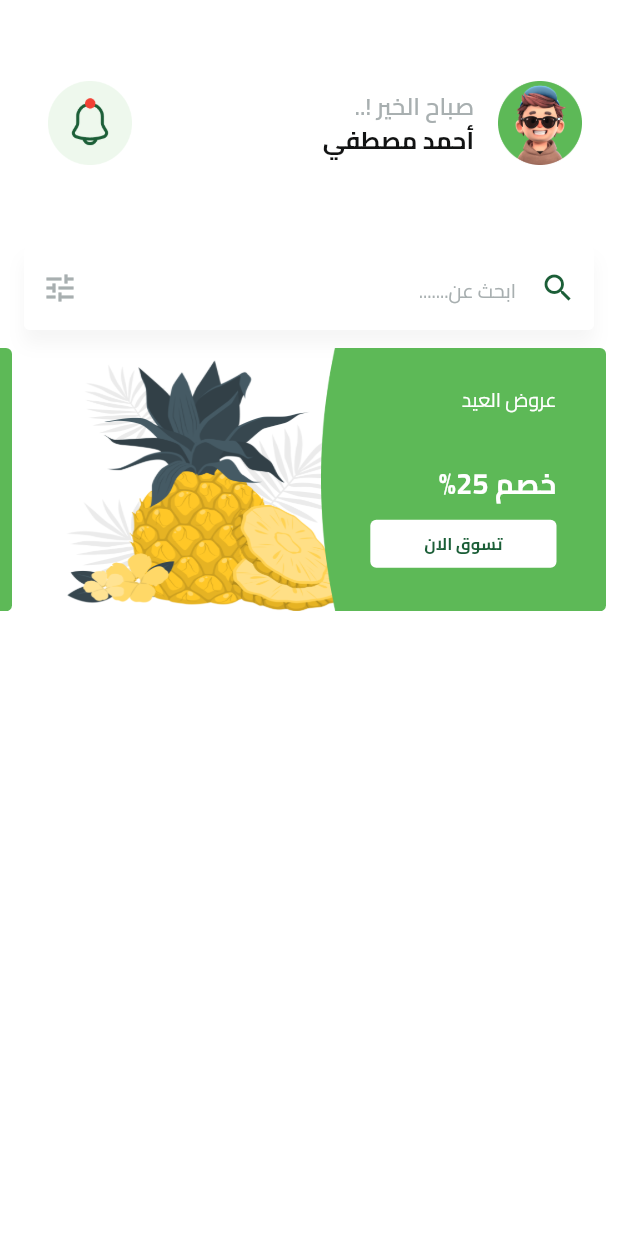
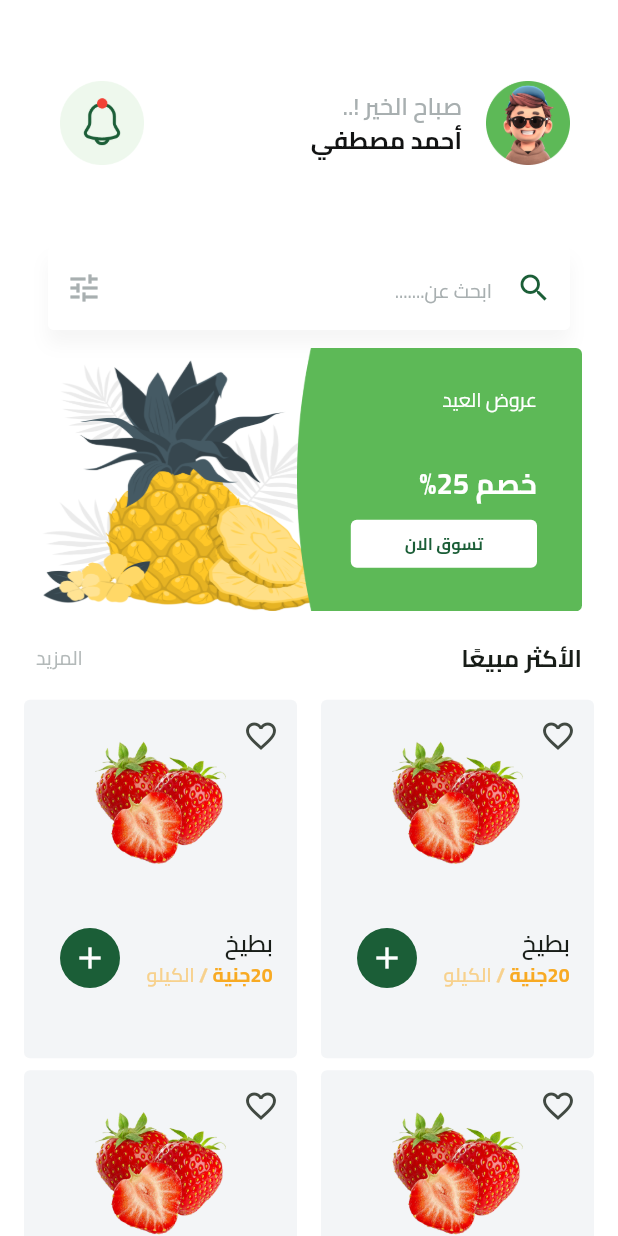
Before and after one commit to IbrahimMahmoud2023/fruits_hub, a Flutter app: the HomeView screen opened by its route, on a phone screen of 412 x 824 dp. Run offline on Flutter 3.47's test engine with Material 3 defaults, Android fonts, the phone set to English and light mode, and no system bars; our stand-ins replace cloud_firestore, dartz, dots_indicator, firebase_auth, firebase_core, flutter_bloc and 5 more; missing offline and left inert: flutter_facebook_auth; accounts and stored records are empty.

Commit message:
finish beast seller grad view

```diff
--- a/lib/core/utils/app_colors.dart
+++ b/lib/core/utils/app_colors.dart
@@ -4,4 +4,5 @@ abstract class AppColors {
   static const Color primaryColor = Color(0xFF1B5E37);
   static const Color lightPrimaryColor = Color(0xFF2D9F5D);
   static const Color secondaryColor = Color(0xFFF8AA23);
+  static const Color lightSecondaryColor = Color(0xFFF7D18D);
 }
--- /dev/null
+++ b/lib/core/widgets/fruit_item.dart
@@ -0,0 +1,71 @@
+import 'package:flutter/material.dart';
+import 'package:fruits_ecommerec/core/utils/app_colors.dart';
+import 'package:fruits_ecommerec/core/utils/app_style_text.dart';
+import 'package:fruits_ecommerec/core/utils/assets.dart';
+
+class FruitItem extends StatelessWidget {
+  const FruitItem({super.key});
+
+  @override
+  Widget build(BuildContext context) {
+    return Container(
+      decoration: BoxDecoration(
+        color: Color(0xFFF3F5F7),
+        borderRadius: BorderRadius.circular(4),
+      ),
+      child: Stack(
+        children: [
+          Positioned(
+            top: 0,
+            right: 0,
+            child: IconButton(
+              onPressed: () {},
+              icon: Icon(Icons.favorite_border_outlined),
+            ),
+          ),
+
+          Positioned.fill(
+            child: Column(
+              children: [
+                SizedBox(height: 20),
+                Image.asset(Assets.imagesTestImag, width: 100),
+                SizedBox(height: 24),
+                ListTile(
+                  title: Text('بطيخ', style: AppTextStyles.semibold16),
+                  subtitle: Text.rich(
+                    TextSpan(
+                      children: [
+                        TextSpan(
+                          text: '20جنية',
+                          style: AppTextStyles.bold13.copyWith(
+                            color: AppColors.secondaryColor,
+                          ),
+                        ),
+                        TextSpan(
+                          text: ' / ',
+                          style: AppTextStyles.bold13.copyWith(
+                            color: AppColors.lightSecondaryColor,
+                          ),
+                        ),
+                        TextSpan(
+                          text: 'الكيلو',
+                          style: AppTextStyles.semibold13.copyWith(
+                            color: AppColors.lightSecondaryColor,
+                          ),
+                        ),
+                      ],
+                    ),
+                  ),
+                  trailing: CircleAvatar(
+                    backgroundColor: AppColors.primaryColor,
+                    child: Icon(Icons.add, color: Colors.white),
+                  ),
+                ),
+              ],
+            ),
+          ),
+        ],
+      ),
+    );
+  }
+}
--- /dev/null
+++ b/lib/features/home_view/presentation/views/widgets/best_selling_grad_view.dart
@@ -0,0 +1,23 @@
+import 'package:flutter/cupertino.dart';
+
+import '../../../../../core/widgets/fruit_item.dart';
+
+class BestSellingGradView extends StatelessWidget {
+  const BestSellingGradView({super.key});
+
+  @override
+  Widget build(BuildContext context) {
+    return SliverGrid.builder(
+      itemBuilder: (context, index) {
+        return FruitItem();
+      },
+      gridDelegate: SliverGridDelegateWithFixedCrossAxisCount(
+        crossAxisCount: 2,
+        mainAxisSpacing: 8,
+        crossAxisSpacing: 16,
+        childAspectRatio: 163 / 214,
+      ),
+    );
+
+  }
+}
--- /dev/null
+++ b/lib/features/home_view/presentation/views/widgets/best_selling_header.dart
@@ -0,0 +1,18 @@
+import 'package:flutter/material.dart';
+
+import '../../../../../core/utils/app_style_text.dart';
+
+class BestSellingHeader extends StatelessWidget {
+  const BestSellingHeader({super.key});
+
+  @override
+  Widget build(BuildContext context) {
+    return Row(
+      children: [
+        Text('الأكثر مبيعًا',style: AppTextStyles.bold16,textAlign: TextAlign.right),
+      const  Spacer(),
+        Text('المزيد',style: AppTextStyles.regular13.copyWith(color: Color(0xFFB3B9B9))),
+      ],
+    );
+  }
+}
--- a/lib/features/home_view/presentation/views/widgets/custom_featured_item.dart
+++ b/lib/features/home_view/presentation/views/widgets/custom_featured_item.dart
@@ -37,7 +37,7 @@ class CustomFeaturedItem extends StatelessWidget {
                   ),
                 ),
                 child: Padding(
-                  padding: const EdgeInsets.only(right: 33),
+                  padding: const EdgeInsets.only(right: 30),
                   child: Column(
                     crossAxisAlignment: CrossAxisAlignment.start,
                     children: [
--- a/lib/features/home_view/presentation/views/widgets/custom_home_app_bar.dart
+++ b/lib/features/home_view/presentation/views/widgets/custom_home_app_bar.dart
@@ -9,7 +9,7 @@ class CustomHomeAppBar extends StatelessWidget {
   @override
   Widget build(BuildContext context) {
     return Padding(
-      padding: const EdgeInsets.symmetric(horizontal: 8.0, vertical: 30),
+      padding: const EdgeInsets.symmetric(vertical: 30),
       child: ListTile(
         leading: Image.asset(Assets.imagesImageProfile),
         title: Text(
--- a/lib/features/home_view/presentation/views/widgets/home_view_body.dart
+++ b/lib/features/home_view/presentation/views/widgets/home_view_body.dart
@@ -1,4 +1,8 @@
 import 'package:flutter/material.dart';
+import 'package:fruits_ecommerec/core/utils/app_style_text.dart';
+import 'package:fruits_ecommerec/core/widgets/fruit_item.dart';
+import 'package:fruits_ecommerec/features/home_view/presentation/views/widgets/best_selling_grad_view.dart';
+import 'package:fruits_ecommerec/features/home_view/presentation/views/widgets/best_selling_header.dart';
 import 'package:fruits_ecommerec/features/home_view/presentation/views/widgets/custom_home_app_bar.dart';
 import 'package:fruits_ecommerec/features/home_view/presentation/views/widgets/featured_list_item.dart';
 
@@ -11,27 +15,38 @@ class HomeViewBody extends StatelessWidget {
 
   @override
   Widget build(BuildContext context) {
-    return CustomScrollView(
+    return Padding(
+      padding: const EdgeInsets.symmetric(horizontal: kHorizontalPadding),
+      child: CustomScrollView(
         slivers: [
           SliverToBoxAdapter(
-      child:Column(
+            child: Column(
               children: [
-          SizedBox(height: 16,),
+                SizedBox(height: 16),
                 CustomHomeAppBar(),
-          SizedBox(height: 16,),
+                SizedBox(height: 16),
 
                 Padding(
-            padding: const EdgeInsets.symmetric(horizontal: kHorizontalPadding),
+                  padding: const EdgeInsets.symmetric(
+                    horizontal: kHorizontalPadding,
+                  ),
                   child: CustomSearchIcon(),
                 ),
-          SizedBox(
-            height: 12,
-          ),
+                SizedBox(height: 12),
                 FeaturedListItem(),
+                SizedBox(height: 12),
+                Padding(
+                  padding: const EdgeInsets.all(8.0),
+                  child: BestSellingHeader(),),
+                 const SizedBox(
+                   height: 8,
+                 )
               ],
             ),
           ),
+          BestSellingGradView()
         ],
+      ),
     );
   }
 }
```
Lines whose indentation alone changed are shown as unchanged.
